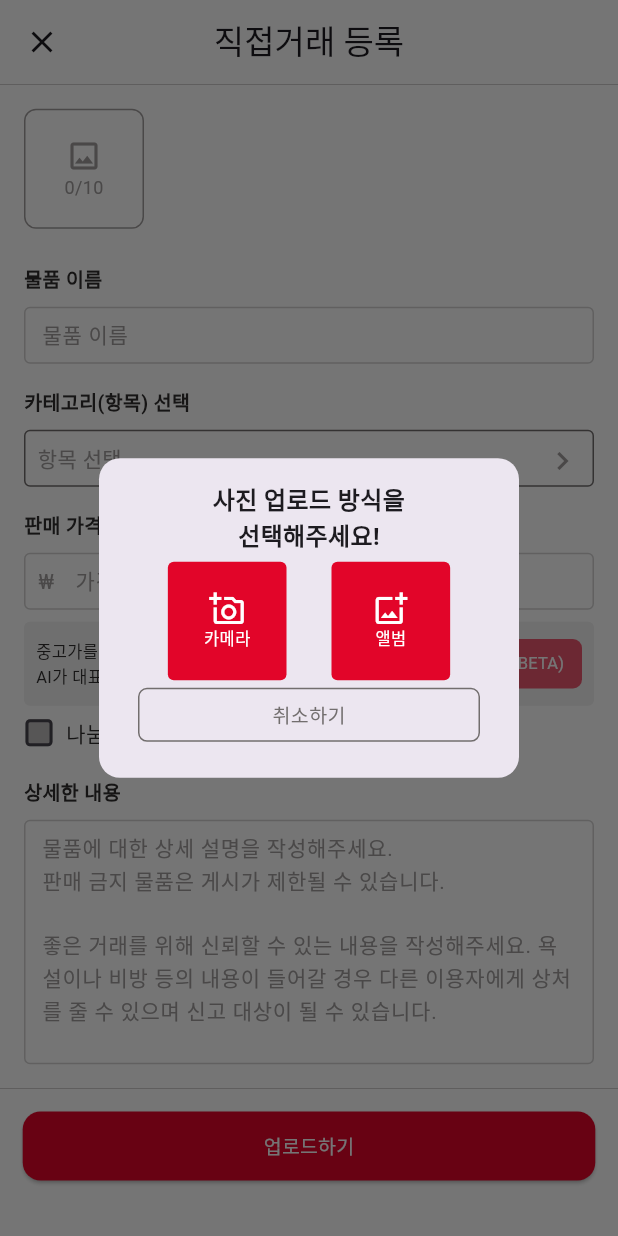
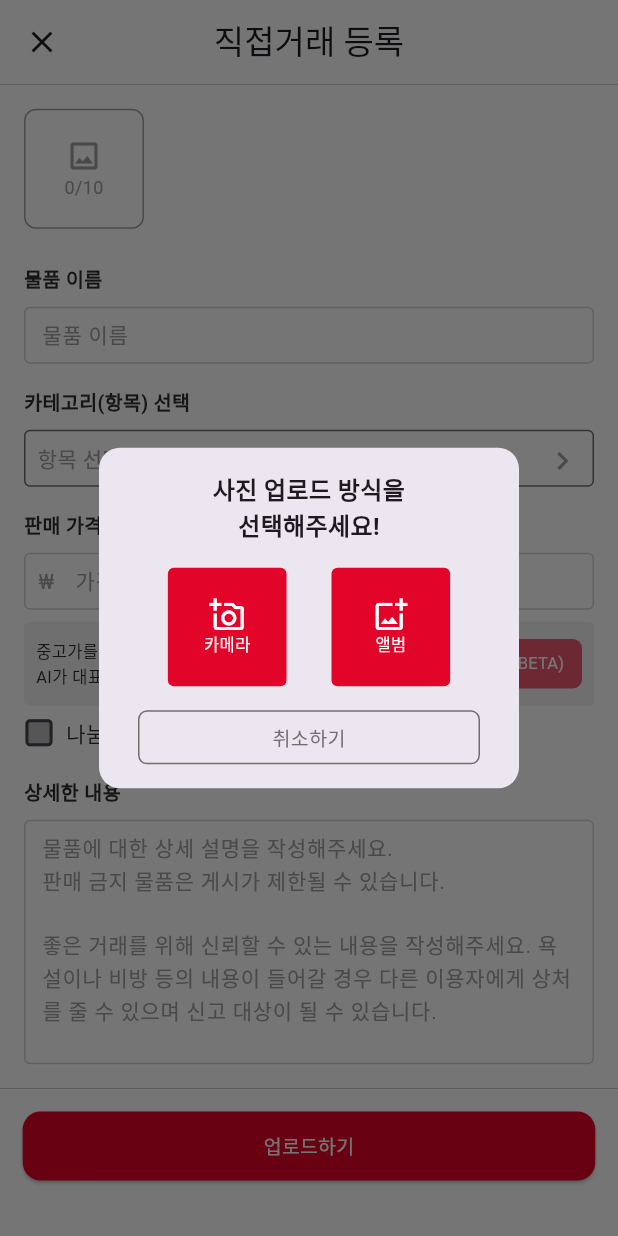
Before and after one commit to DangMooG/dangmoog-front, a Flutter app: the AddPostPage screen opened directly, after a tap on an icon or button, on a phone screen of 412 x 824 dp. Run offline on Flutter 3.47's test engine with Material 3 defaults, Android fonts, the phone set to English and light mode, and no system bars; our stand-ins replace cached_network_image, carousel_slider, dio, dropdown_button2, firebase_core, firebase_messaging and 6 more; missing offline and left inert: keyboard_height_plugin; accounts and stored records are empty; Roboto replaces fonts that are missing (Pretendard); project files that could hold a hidden picture were left out.

Commit message:
fix(add): use dialog instead of alert dialog

```diff
--- a/dangmoog/lib/screens/addpage/add_post_page.dart
+++ b/dangmoog/lib/screens/addpage/add_post_page.dart
@@ -560,15 +560,19 @@ class _AddPostPageState extends State<AddPostPage> {
           context: context,
           builder: (BuildContext dialogContext) {
             Size screenSize = MediaQuery.of(context).size;
-            return AlertDialog(
+            return Dialog(
+              surfaceTintColor: Colors.transparent,
               shape: RoundedRectangleBorder(
                 borderRadius: BorderRadius.circular(14),
               ),
-              content: SizedBox(
+              child: Padding(
+                padding: const EdgeInsets.symmetric(vertical: 16),
+                child: SizedBox(
                   width: screenSize.width * 0.55,
-                height: screenSize.height * 0.21,
+                  // height: screenSize.height * 0.21,
                   child: Column(
-                  mainAxisAlignment: MainAxisAlignment.spaceBetween,
+                    mainAxisAlignment: MainAxisAlignment.center,
+                    mainAxisSize: MainAxisSize.min,
                     children: [
                       const Text(
                         '사진 업로드 방식을\n선택해주세요!',
@@ -578,11 +582,15 @@ class _AddPostPageState extends State<AddPostPage> {
                           fontWeight: FontWeight.w600,
                         ),
                       ),
+                      const SizedBox(
+                        height: 16,
+                      ),
                       Row(
                         mainAxisAlignment: MainAxisAlignment.center,
                         children: [
                           addPhotoButtonPopUp(
-                            screenSize, Icons.add_a_photo_outlined, '카메라', () {
+                              screenSize, Icons.add_a_photo_outlined, '카메라',
+                              () {
                             getImagesFromCamera(context);
                           }),
                           const SizedBox(
@@ -593,6 +601,9 @@ class _AddPostPageState extends State<AddPostPage> {
                             getImagesFromAlbum(context);
                           }),
                         ],
+                      ),
+                      const SizedBox(
+                        height: 16,
                       ),
                       GestureDetector(
                         onTap: () {
@@ -620,6 +631,7 @@ class _AddPostPageState extends State<AddPostPage> {
                         ),
                       )
                     ],
+                  ),
                 ),
               ),
             );
```
Lines whose indentation alone changed are shown as unchanged.
